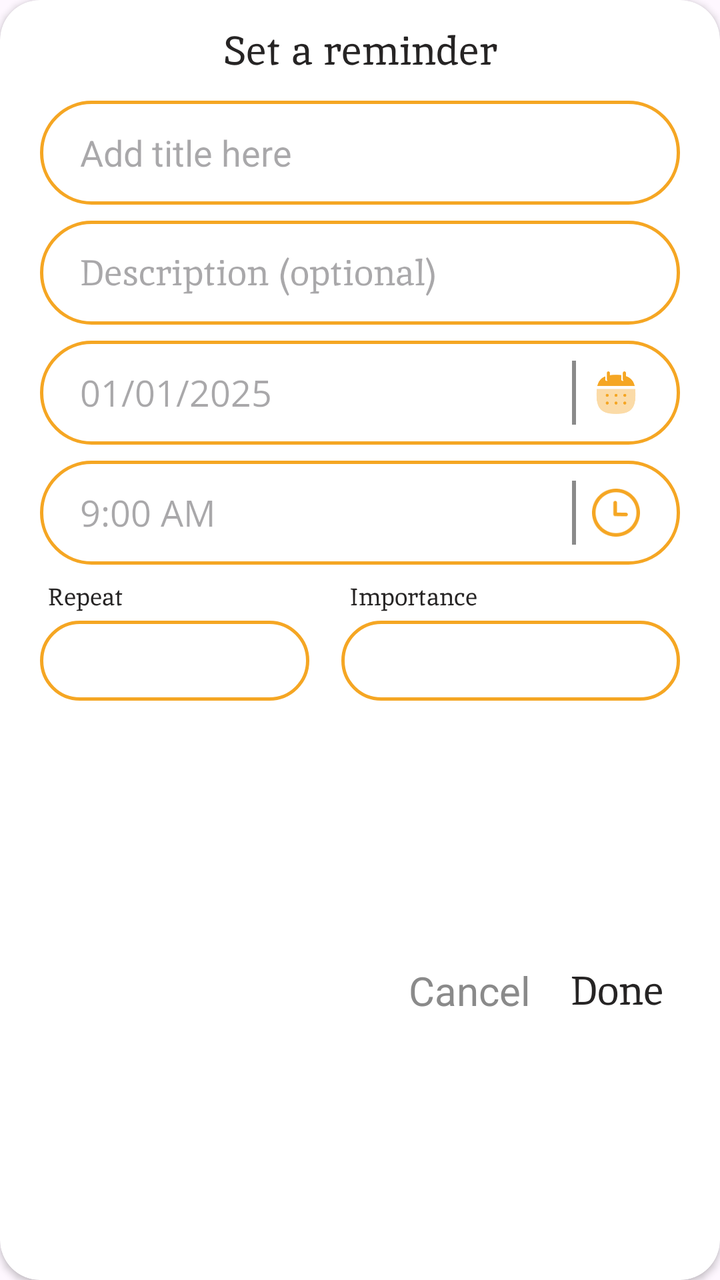
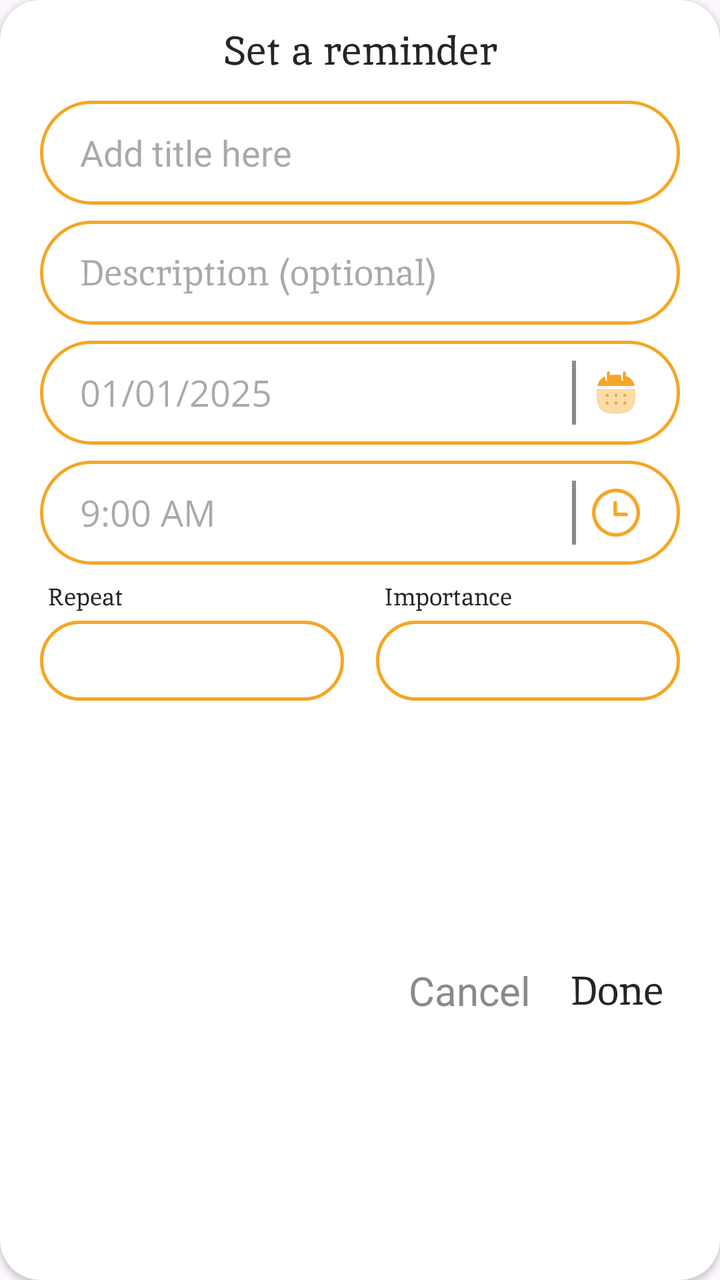

The first picture is an Android layout as it rendered before a commit; the second is the same layout after the commit. The layout source and the unified diff follow.
<!-- AndroidManifest.xml: application theme Theme.Radiate -->
<!-- res/layout/popup_activity_reminder.xml -->
<?xml version="1.0" encoding="utf-8"?>
<androidx.cardview.widget.CardView xmlns:android="http://schemas.android.com/apk/res/android"
    android:layout_width="match_parent"
    android:layout_height="wrap_content"
    xmlns:app="http://schemas.android.com/apk/res-auto"
    android:backgroundTint="@color/white"
    app:cardCornerRadius="20dp"
    android:layout_margin="20dp">

    <androidx.constraintlayout.widget.ConstraintLayout
        android:layout_width="match_parent"
        android:layout_height="match_parent">

        <TextView
            android:id="@+id/tvTitle"
            android:layout_width="wrap_content"
            android:layout_height="wrap_content"
            android:text="@string/set_a_reminder"
            android:textSize="20sp"
            android:fontFamily="@font/inika_regular"
            android:textColor="@color/black"
            android:layout_marginTop="12dp"
            app:layout_constraintTop_toTopOf="parent"
            app:layout_constraintStart_toStartOf="parent"
            app:layout_constraintEnd_toEndOf="parent"/>

        <EditText
            android:id="@+id/edtReminderTitle"
            android:layout_width="match_parent"
            android:layout_height="wrap_content"
            android:minHeight="52dp"
            android:background="@drawable/custom_background_edittext"
            android:hint="@string/reminder_title"
            android:layout_marginTop="12dp"
            android:layout_marginStart="20dp"
            android:layout_marginEnd="20dp"
            app:layout_constraintTop_toBottomOf="@+id/tvTitle"
            app:layout_constraintStart_toStartOf="parent"
            app:layout_constraintEnd_toEndOf="parent"/>

        <EditText
            android:id="@+id/edtReminderDescription"
            android:layout_width="match_parent"
            android:layout_height="wrap_content"
            android:minHeight="52dp"
            android:background="@drawable/custom_background_edittext"
            android:hint="@string/reminder_description"
            android:textColor="@color/black"
            android:fontFamily="@font/inika_regular"
            android:layout_marginTop="8dp"
            android:layout_marginStart="20dp"
            android:layout_marginEnd="20dp"
            app:layout_constraintTop_toBottomOf="@id/edtReminderTitle"/>

        <androidx.constraintlayout.widget.ConstraintLayout
            android:id="@+id/calenderSection"
            android:layout_width="match_parent"
            android:layout_height="wrap_content"
            android:minHeight="52dp"
            android:background="@drawable/custom_background_edittext"
            android:layout_marginTop="8dp"
            android:layout_marginStart="20dp"
            android:layout_marginEnd="20dp"
            app:layout_constraintTop_toBottomOf="@id/edtReminderDescription">

            <EditText
                android:id="@+id/edtReminderDate"
                android:layout_width="0dp"
                android:layout_height="0dp"
                android:background="null"
                android:hint="@string/task_date"
                android:textColor="@color/black"
                android:fontFamily="@font/opensans"
                app:layout_constraintTop_toTopOf="parent"
                app:layout_constraintStart_toStartOf="parent"
                app:layout_constraintBottom_toBottomOf="parent"
                app:layout_constraintEnd_toStartOf="@id/divider"/>

            <View
                android:id="@+id/divider"
                android:layout_width="2dp"
                android:layout_height="32dp"
                android:background="@color/grey"
                android:layout_marginEnd="8dp"
                app:layout_constraintTop_toTopOf="parent"
                app:layout_constraintBottom_toBottomOf="parent"
                app:layout_constraintEnd_toStartOf="@+id/imgBtnCalender"/>

            <ImageButton
                android:id="@+id/imgBtnCalender"
                android:layout_width="24dp"
                android:layout_height="24dp"
                android:background="@drawable/icon_calender_4x"
                android:layout_marginEnd="20dp"
                app:layout_constraintTop_toTopOf="parent"
                app:layout_constraintEnd_toEndOf="parent"
                app:layout_constraintBottom_toBottomOf="parent"/>

        </androidx.constraintlayout.widget.ConstraintLayout>

        <androidx.constraintlayout.widget.ConstraintLayout
            android:id="@+id/timeSection"
            android:layout_width="match_parent"
            android:layout_height="wrap_content"
            android:minHeight="52dp"
            android:background="@drawable/custom_background_edittext"
            android:layout_marginTop="8dp"
            android:layout_marginStart="20dp"
            android:layout_marginEnd="20dp"
            app:layout_constraintTop_toBottomOf="@id/calenderSection">

            <EditText
                android:id="@+id/edtReminderTime"
                android:layout_width="0dp"
                android:layout_height="0dp"
                android:background="null"
                android:hint="@string/reminder_time"
                android:textColor="@color/black"
                android:fontFamily="@font/opensans"
                app:layout_constraintTop_toTopOf="parent"
                app:layout_constraintStart_toStartOf="parent"
                app:layout_constraintBottom_toBottomOf="parent"
                app:layout_constraintEnd_toStartOf="@id/divider2"/>

            <View
                android:id="@+id/divider2"
                android:layout_width="2dp"
                android:layout_height="32dp"
                android:background="@color/grey"
                android:layout_marginEnd="8dp"
                app:layout_constraintTop_toTopOf="parent"
                app:layout_constraintBottom_toBottomOf="parent"
                app:layout_constraintEnd_toStartOf="@+id/imgBtnTime"/>

            <ImageButton
                android:id="@+id/imgBtnTime"
                android:layout_width="24dp"
                android:layout_height="24dp"
                android:background="@drawable/time_circle"
                android:layout_marginEnd="20dp"
                app:layout_constraintTop_toTopOf="parent"
                app:layout_constraintEnd_toEndOf="parent"
                app:layout_constraintBottom_toBottomOf="parent"/>

        </androidx.constraintlayout.widget.ConstraintLayout>

        <LinearLayout
            android:id="@+id/spinnerSection"
            android:layout_width="match_parent"
            android:layout_height="wrap_content"
            android:orientation="horizontal"
            android:weightSum="2"
            android:layout_marginStart="20dp"
            android:layout_marginEnd="20dp"
            android:layout_marginTop="8dp"
            app:layout_constraintTop_toBottomOf="@id/timeSection">

            <LinearLayout
                android:layout_width="wrap_content"
                android:layout_height="match_parent"
                android:orientation="vertical"
                android:layout_weight="1">

                <TextView
                    android:id="@+id/txtRepeat"
                    android:layout_width="wrap_content"
                    android:layout_height="wrap_content"
                    android:text="@string/repeat"
                    android:textSize="12sp"
                    android:textColor="@color/black"
                    android:fontFamily="@font/inika_regular"
                    android:layout_marginStart="4dp"/>

                <Spinner
                    android:id="@+id/spinnerRepeat"
                    android:layout_width="match_parent"
                    android:layout_height="wrap_content"
                    android:minHeight="40dp"
                    android:background="@drawable/custom_background_edittext"
                    android:gravity="center"
                    android:layout_marginTop="4dp"
                    android:layout_marginEnd="8dp"/>

            </LinearLayout>

            <LinearLayout
                android:layout_width="wrap_content"
                android:layout_height="match_parent"
                android:orientation="vertical"
                android:layout_weight="1">

                <TextView
                    android:id="@+id/txtFrequency"
                    android:layout_width="wrap_content"
                    android:layout_height="wrap_content"
                    android:text="@string/importance"
                    android:textColor="@color/black"
                    android:textSize="12sp"
                    android:fontFamily="@font/inika_regular"
                    android:layout_marginStart="12dp"/>

                <Spinner
                    android:id="@+id/spinnerImportance"
                    android:layout_width="match_parent"
                    android:layout_height="wrap_content"
                    android:minHeight="40dp"
                    android:layout_marginTop="4dp"
                    android:layout_marginStart="8dp"
                    android:background="@drawable/custom_background_edittext" />

            </LinearLayout>
        </LinearLayout>

        <TextView
            android:id="@+id/btnDone"
            android:layout_width="wrap_content"
            android:layout_height="wrap_content"
            android:text="@string/done"
            android:textSize="20sp"
            android:textColor="@color/black"
            android:fontFamily="@font/inika_regular"
            android:layout_marginEnd="28dp"
            android:layout_marginTop="12dp"
            android:layout_marginBottom="12dp"
            app:layout_constraintTop_toBottomOf="@id/spinnerSection"
            app:layout_constraintBottom_toBottomOf="parent"
            app:layout_constraintEnd_toEndOf="parent"/>

        <TextView
            android:id="@+id/btnCancel"
            android:layout_width="wrap_content"
            android:layout_height="wrap_content"
            android:text="@string/cancel"
            android:textSize="20sp"
            android:textColor="@color/grey"
            android:layout_marginTop="12dp"
            android:layout_marginEnd="20dp"
            android:layout_marginBottom="12dp"
            app:layout_constraintEnd_toStartOf="@id/btnDone"
            app:layout_constraintBottom_toBottomOf="parent"
            app:layout_constraintTop_toBottomOf="@id/spinnerSection"/>


    </androidx.constraintlayout.widget.ConstraintLayout>
</androidx.cardview.widget.CardView>
<!-- resources referenced by this layout -->
<resources>
  <color name="black">#262424</color>
  <color name="grey">#8A8A8A</color>
  <color name="white">#FFFFFFFF</color>
  <!-- drawable custom_background_edittext (drawable) -->
  <?xml version="1.0" encoding="utf-8"?>
  <shape xmlns:android="http://schemas.android.com/apk/res/android" android:shape="rectangle">
  
      <solid android:color="@color/white"/>
      <stroke android:width="1.5dp"
          android:color="@color/softcoral"/>
      <corners android:radius="25dp"/>
      <padding android:left="20dp"/>
  </shape>
  <!-- drawable icon_calender_4x: jpg bitmap (drawable, 14753 bytes) -->
  <!-- drawable time_circle: png bitmap (drawable, 2359 bytes) -->
  <string name="cancel">Cancel</string>
  <string name="done">Done</string>
  <string name="importance">Importance</string>
  <string name="reminder_description">Description (optional)</string>
  <string name="reminder_time">9:00 AM</string>
  <string name="reminder_title">Add title here</string>
  <string name="repeat">Repeat</string>
  <string name="set_a_reminder">Set a reminder</string>
  <string name="task_date">01/01/2025</string>
  <style name="Theme.Radiate" parent="Base.Theme.Radiate" />
  <color name="softcoral">#F5A623</color>
  <style name="Base.Theme.Radiate" parent="Theme.Material3.DayNight.NoActionBar">
          
          
      </style>
</resources>

<!-- the commit's change to res/layout/popup_activity_reminder.xml (unified diff, before → after) -->
@@ -66,8 +66,8 @@
             <EditText
                 android:id="@+id/edtReminderDate"
                 android:layout_width="0dp"
-                android:layout_height="0dp"
-                android:background="null"
+                android:layout_height="wrap_content"
+                android:background="@color/white"
                 android:hint="@string/task_date"
                 android:textColor="@color/black"
                 android:fontFamily="@font/opensans"
@@ -112,8 +112,8 @@
             <EditText
                 android:id="@+id/edtReminderTime"
                 android:layout_width="0dp"
-                android:layout_height="0dp"
-                android:background="null"
+                android:layout_height="wrap_content"
+                android:background="@color/white"
                 android:hint="@string/reminder_time"
                 android:textColor="@color/black"
                 android:fontFamily="@font/opensans"
@@ -150,13 +150,14 @@
             android:layout_height="wrap_content"
             android:orientation="horizontal"
             android:weightSum="2"
+            android:gravity="center_vertical"
             android:layout_marginStart="20dp"
             android:layout_marginEnd="20dp"
             android:layout_marginTop="8dp"
             app:layout_constraintTop_toBottomOf="@id/timeSection">
 
             <LinearLayout
-                android:layout_width="wrap_content"
+                android:layout_width="match_parent"
                 android:layout_height="match_parent"
                 android:orientation="vertical"
                 android:layout_weight="1">
@@ -184,7 +185,7 @@
             </LinearLayout>
 
             <LinearLayout
-                android:layout_width="wrap_content"
+                android:layout_width="match_parent"
                 android:layout_height="match_parent"
                 android:orientation="vertical"
                 android:layout_weight="1">
